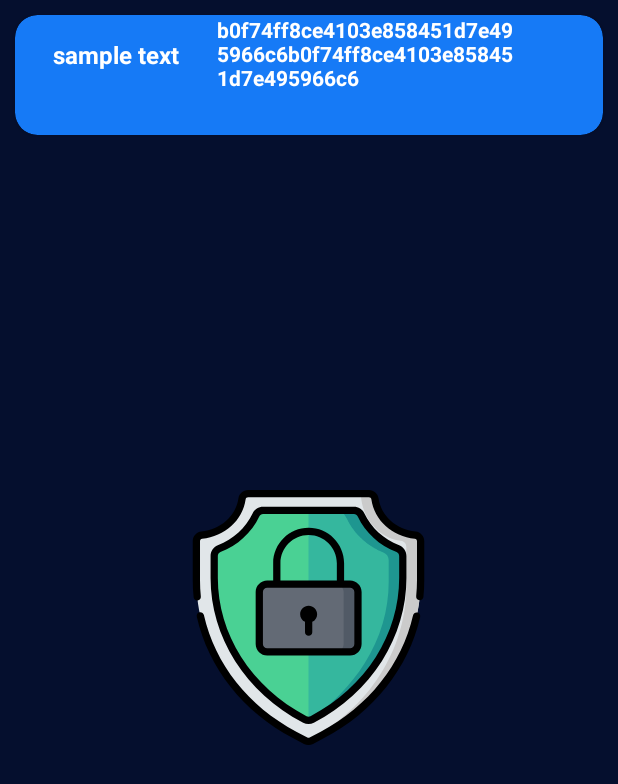
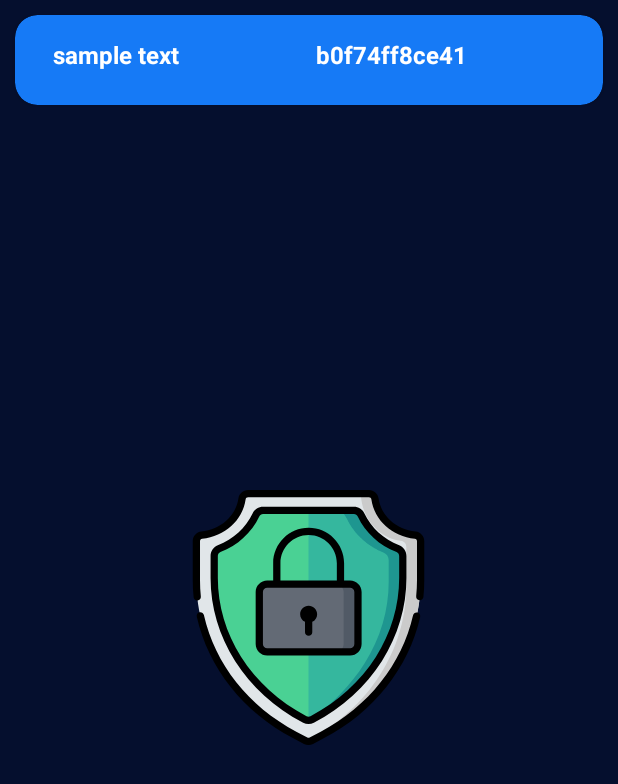
Before and after one commit to ddvader44/SecurePass, an Android app: the layout password_row.xml on its own in the app's theme, with its tools: preview values and no code run, on a phone screen of 412 x 824 dp. Shown: the top 784 px of the screen. Run offline under Robolectric (Android 15) with nearby library versions, the phone set to English and light mode, and no system bars.

Commit message:
changed length of password to 12 characters

```diff
--- a/app/src/main/res/layout/password_row.xml
+++ b/app/src/main/res/layout/password_row.xml
@@ -7,7 +7,7 @@
     <androidx.cardview.widget.CardView
         android:id="@+id/cardView"
         android:layout_width="match_parent"
-        android:layout_height="80dp"
+        android:layout_height="60dp"
         android:layout_margin="10dp"
         app:cardBackgroundColor="@color/blue"
         app:cardCornerRadius="15dp">
@@ -20,10 +20,11 @@
 
             <TextView
                 android:id="@+id/type"
-                android:layout_width="wrap_content"
+                android:layout_width="170dp"
                 android:layout_height="match_parent"
                 android:layout_marginStart="25dp"
                 android:layout_marginTop="15dp"
+                android:layout_marginBottom="10dp"
                 android:text="@string/sample_text"
                 android:textColor="@color/white"
                 android:textSize="16sp"
@@ -33,11 +34,13 @@
                 android:id="@+id/hashed"
                 android:layout_width="200dp"
                 android:layout_height="match_parent"
-                android:layout_marginStart="25dp"
-                android:text="b0f74ff8ce4103e858451d7e495966c6b0f74ff8ce4103e858451d7e495966c6"
+                android:layout_marginTop="15dp"
+                android:text="b0f74ff8ce41"
                 android:textColor="@color/white"
-                android:textSize="14sp"
+                android:textSize="16sp"
                 android:textStyle="bold"
+                android:layout_marginStart="5dp"
+                android:layout_marginBottom="10dp"
                 />
 
 
```
Also changed, not shown: app/src/main/java/com/ddvader44/securepass/viewmodels/HomeViewModel.kt (+12 -4 lines).
